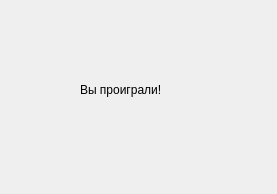
The window that youlosewindow.ui (Saham9tka/for_bots) describes before a commit, drawn with Qt 5.
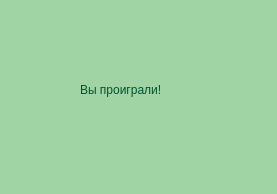
The same window after the commit.

```diff
--- a/youlosewindow.ui
+++ b/youlosewindow.ui
@@ -10,6 +10,304 @@
     <height>194</height>
    </rect>
   </property>
+  <property name="palette">
+   <palette>
+    <active>
+     <colorrole role="WindowText">
+      <brush brushstyle="SolidPattern">
+       <color alpha="255">
+        <red>2</red>
+        <green>83</green>
+        <blue>49</blue>
+       </color>
+      </brush>
+     </colorrole>
+     <colorrole role="Button">
+      <brush brushstyle="SolidPattern">
+       <color alpha="255">
+        <red>240</red>
+        <green>221</green>
+        <blue>177</blue>
+       </color>
+      </brush>
+     </colorrole>
+     <colorrole role="Light">
+      <brush brushstyle="SolidPattern">
+       <color alpha="255">
+        <red>255</red>
+        <green>255</green>
+        <blue>255</blue>
+       </color>
+      </brush>
+     </colorrole>
+     <colorrole role="Text">
+      <brush brushstyle="SolidPattern">
+       <color alpha="255">
+        <red>2</red>
+        <green>83</green>
+        <blue>49</blue>
+       </color>
+      </brush>
+     </colorrole>
+     <colorrole role="BrightText">
+      <brush brushstyle="SolidPattern">
+       <color alpha="255">
+        <red>2</red>
+        <green>83</green>
+        <blue>49</blue>
+       </color>
+      </brush>
+     </colorrole>
+     <colorrole role="ButtonText">
+      <brush brushstyle="SolidPattern">
+       <color alpha="255">
+        <red>85</red>
+        <green>69</green>
+        <blue>40</blue>
+       </color>
+      </brush>
+     </colorrole>
+     <colorrole role="Base">
+      <brush brushstyle="SolidPattern">
+       <color alpha="255">
+        <red>215</red>
+        <green>240</green>
+        <blue>209</blue>
+       </color>
+      </brush>
+     </colorrole>
+     <colorrole role="Window">
+      <brush brushstyle="SolidPattern">
+       <color alpha="255">
+        <red>160</red>
+        <green>212</green>
+        <blue>164</blue>
+       </color>
+      </brush>
+     </colorrole>
+     <colorrole role="Highlight">
+      <brush brushstyle="SolidPattern">
+       <color alpha="255">
+        <red>89</red>
+        <green>159</green>
+        <blue>118</blue>
+       </color>
+      </brush>
+     </colorrole>
+     <colorrole role="HighlightedText">
+      <brush brushstyle="SolidPattern">
+       <color alpha="255">
+        <red>211</red>
+        <green>240</green>
+        <blue>191</blue>
+       </color>
+      </brush>
+     </colorrole>
+     <colorrole role="AlternateBase">
+      <brush brushstyle="SolidPattern">
+       <color alpha="255">
+        <red>186</red>
+        <green>223</green>
+        <blue>180</blue>
+       </color>
+      </brush>
+     </colorrole>
+     <colorrole role="ToolTipText">
+      <brush brushstyle="SolidPattern">
+       <color alpha="255">
+        <red>2</red>
+        <green>83</green>
+        <blue>49</blue>
+       </color>
+      </brush>
+     </colorrole>
+    </active>
+    <inactive>
+     <colorrole role="WindowText">
+      <brush brushstyle="SolidPattern">
+       <color alpha="255">
+        <red>2</red>
+        <green>83</green>
+        <blue>49</blue>
+       </color>
+      </brush>
+     </colorrole>
+     <colorrole role="Button">
+      <brush brushstyle="SolidPattern">
+       <color alpha="255">
+        <red>240</red>
+        <green>221</green>
+        <blue>177</blue>
+       </color>
+      </brush>
+     </colorrole>
+     <colorrole role="Light">
+      <brush brushstyle="SolidPattern">
+       <color alpha="255">
+        <red>255</red>
+        <green>255</green>
+        <blue>255</blue>
+       </color>
+      </brush>
+     </colorrole>
+     <colorrole role="Text">
+      <brush brushstyle="SolidPattern">
+       <color alpha="255">
+        <red>2</red>
+        <green>83</green>
+        <blue>49</blue>
+       </color>
+      </brush>
+     </colorrole>
+     <colorrole role="BrightText">
+      <brush brushstyle="SolidPattern">
+       <color alpha="255">
+        <red>2</red>
+        <green>83</green>
+        <blue>49</blue>
+       </color>
+      </brush>
+     </colorrole>
+     <colorrole role="ButtonText">
+      <brush brushstyle="SolidPattern">
+       <color alpha="255">
+        <red>85</red>
+        <green>69</green>
+        <blue>40</blue>
+       </color>
+      </brush>
+     </colorrole>
+     <colorrole role="Base">
+      <brush brushstyle="SolidPattern">
+       <color alpha="255">
+        <red>215</red>
+        <green>240</green>
+        <blue>209</blue>
+       </color>
+      </brush>
+     </colorrole>
+     <colorrole role="Window">
+      <brush brushstyle="SolidPattern">
+       <color alpha="255">
+        <red>160</red>
+        <green>212</green>
+        <blue>164</blue>
+       </color>
+      </brush>
+     </colorrole>
+     <colorrole role="Highlight">
+      <brush brushstyle="SolidPattern">
+       <color alpha="255">
+        <red>89</red>
+        <green>159</green>
+        <blue>118</blue>
+       </color>
+      </brush>
+     </colorrole>
+     <colorrole role="HighlightedText">
+      <brush brushstyle="SolidPattern">
+       <color alpha="255">
+        <red>211</red>
+        <green>240</green>
+        <blue>191</blue>
+       </color>
+      </brush>
+     </colorrole>
+     <colorrole role="AlternateBase">
+      <brush brushstyle="SolidPattern">
+       <color alpha="255">
+        <red>186</red>
+        <green>223</green>
+        <blue>180</blue>
+       </color>
+      </brush>
+     </colorrole>
+     <colorrole role="ToolTipText">
+      <brush brushstyle="SolidPattern">
+       <color alpha="255">
+        <red>2</red>
+        <green>83</green>
+        <blue>49</blue>
+       </color>
+      </brush>
+     </colorrole>
+    </inactive>
+    <disabled>
+     <colorrole role="Button">
+      <brush brushstyle="SolidPattern">
+       <color alpha="255">
+        <red>240</red>
+        <green>221</green>
+        <blue>177</blue>
+       </color>
+      </brush>
+     </colorrole>
+     <colorrole role="Light">
+      <brush brushstyle="SolidPattern">
+       <color alpha="255">
+        <red>255</red>
+        <green>255</green>
+        <blue>255</blue>
+       </color>
+      </brush>
+     </colorrole>
+     <colorrole role="BrightText">
+      <brush brushstyle="SolidPattern">
+       <color alpha="255">
+        <red>2</red>
+        <green>83</green>
+        <blue>49</blue>
+       </color>
+      </brush>
+     </colorrole>
+     <colorrole role="Base">
+      <brush brushstyle="SolidPattern">
+       <color alpha="255">
+        <red>160</red>
+        <green>212</green>
+        <blue>164</blue>
+       </color>
+      </brush>
+     </colorrole>
+     <colorrole role="Window">
+      <brush brushstyle="SolidPattern">
+       <color alpha="255">
+        <red>160</red>
+        <green>212</green>
+        <blue>164</blue>
+       </color>
+      </brush>
+     </colorrole>
+     <colorrole role="HighlightedText">
+      <brush brushstyle="SolidPattern">
+       <color alpha="255">
+        <red>211</red>
+        <green>240</green>
+        <blue>191</blue>
+       </color>
+      </brush>
+     </colorrole>
+     <colorrole role="AlternateBase">
+      <brush brushstyle="SolidPattern">
+       <color alpha="255">
+        <red>186</red>
+        <green>223</green>
+        <blue>180</blue>
+       </color>
+      </brush>
+     </colorrole>
+     <colorrole role="ToolTipText">
+      <brush brushstyle="SolidPattern">
+       <color alpha="255">
+        <red>2</red>
+        <green>83</green>
+        <blue>49</blue>
+       </color>
+      </brush>
+     </colorrole>
+    </disabled>
+   </palette>
+  </property>
   <property name="windowTitle">
    <string>Form</string>
   </property>
```
